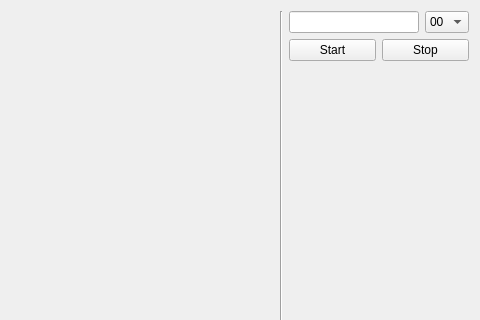
Above: src/window.ui from youngsikshin/kitti-player-lcm before the change; both pictures show x 537 to 1017 and y 0 to 320 of the 1017 by 591 pixel window. Below: the same form after it.
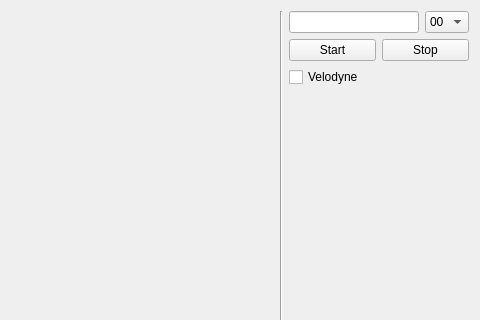
That is the form after the change. Custom widgets are drawn as their Qt base class.

Commit message: add velodyne checkbox

Diff of the .ui file:
```diff
--- a/src/window.ui
+++ b/src/window.ui
@@ -282,6 +282,13 @@
          </item>
         </layout>
        </item>
+       <item>
+        <widget class="QCheckBox" name="vlpCheckBox">
+         <property name="text">
+          <string>Velodyne</string>
+         </property>
+        </widget>
+       </item>
        <item>
         <spacer name="verticalSpacer">
          <property name="orientation">
```
The commit also changes 3 other files.
